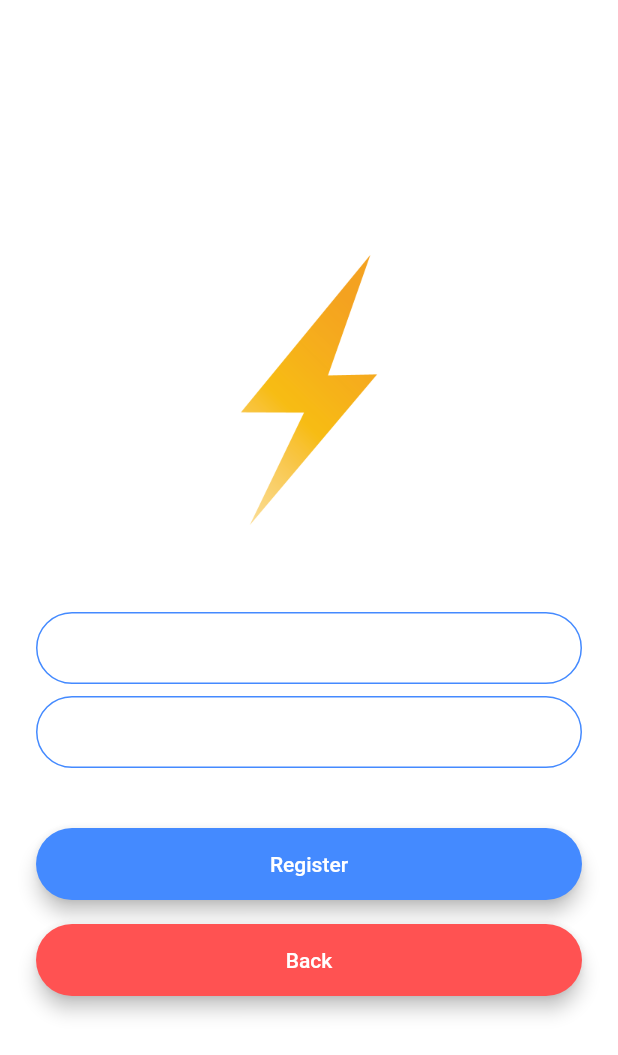
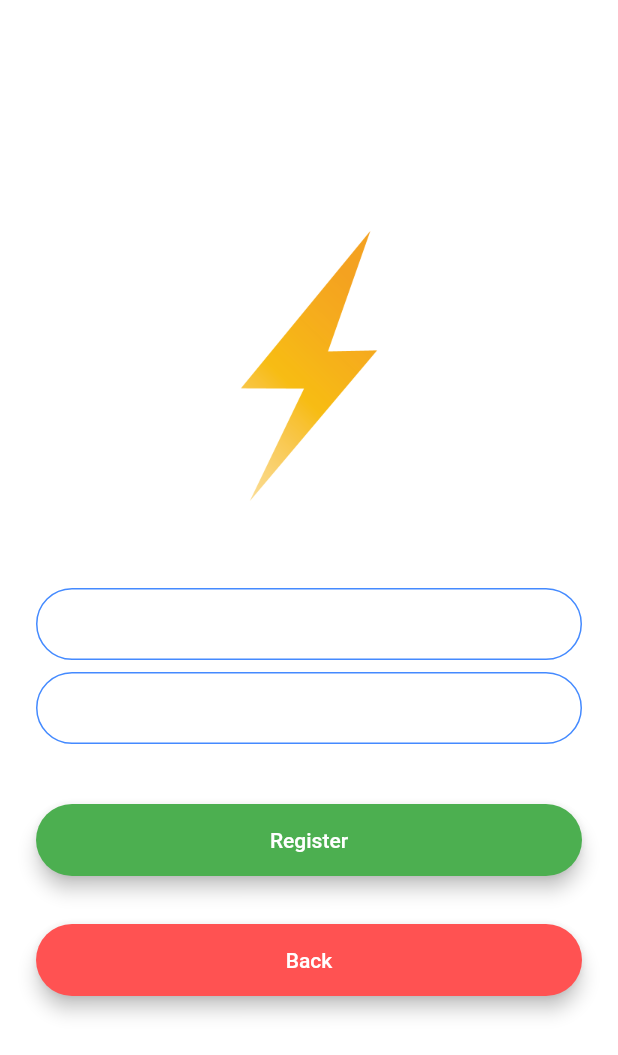
Before and after one commit to prameshbajra/flutterui, a Flutter app: the WelcomeScreen screen opened by its route, after a tap on "Register", on a phone screen of 412 x 824 dp. Shown: the top 1055 px of the screen. Run offline on Flutter 3.47's test engine with Material 2 defaults, Android fonts, the phone set to English and light mode, and no system bars; our stand-ins replace animated_text_kit.

Commit message:
- Animated text added. - refactor button component.

```diff
--- /dev/null
+++ b/lib/components/rounded_button.dart
@@ -0,0 +1,34 @@
+import 'package:flutter/material.dart';
+
+class RoundedButton extends StatelessWidget {
+  final title;
+  final color;
+  final VoidCallback onPressed;
+
+  const RoundedButton({
+    super.key,
+    required this.title,
+    this.color,
+    required this.onPressed,
+  });
+
+  @override
+  Widget build(BuildContext context) {
+    return Padding(
+      padding: EdgeInsets.symmetric(vertical: 16.0),
+      child: Material(
+        elevation: 5.0,
+        color: color,
+        borderRadius: BorderRadius.circular(30.0),
+        child: MaterialButton(
+          onPressed: onPressed,
+          minWidth: 200.0,
+          height: 42.0,
+          child: Text(
+            title,
+          ),
+        ),
+      ),
+    );
+  }
+}
--- a/lib/screens/login_screen.dart
+++ b/lib/screens/login_screen.dart
@@ -1,3 +1,4 @@
+import 'package:flash_chat/components/rounded_button.dart';
 import 'package:flash_chat/screens/welcome_screen.dart';
 import 'package:flutter/material.dart';
 
@@ -81,38 +82,14 @@
             SizedBox(
               height: 24.0,
             ),
-            Padding(
-              padding: EdgeInsets.symmetric(vertical: 16.0),
-              child: Material(
-                color: Colors.lightBlueAccent,
-                borderRadius: BorderRadius.all(Radius.circular(30.0)),
-                elevation: 5.0,
-                child: MaterialButton(
-                  onPressed: () {
-                    //Implement login functionality.
-                  },
-                  minWidth: 200.0,
-                  height: 42.0,
-                  child: Text(
-                    'Log In',
-                  ),
-                ),
-              ),
-            ),
-            Material(
+            RoundedButton(
+                title: 'Log in', color: Colors.green, onPressed: () {}),
+            RoundedButton(
+              title: 'Back',
               color: Colors.redAccent,
-              borderRadius: BorderRadius.all(Radius.circular(30.0)),
-              elevation: 5.0,
-              child: MaterialButton(
                 onPressed: () {
-                  Navigator.pushNamed(context, WelcomeScreen.id);
-                },
-                minWidth: 200.0,
-                height: 42.0,
-                child: Text(
-                  'Back',
-                ),
-              ),
+                Navigator.of(context).pop();
+              },
             ),
           ],
         ),
--- a/lib/screens/registration_screen.dart
+++ b/lib/screens/registration_screen.dart
@@ -1,3 +1,4 @@
+import 'package:flash_chat/components/rounded_button.dart';
 import 'package:flash_chat/screens/welcome_screen.dart';
 import 'package:flutter/material.dart';
 
@@ -77,39 +78,17 @@
             SizedBox(
               height: 24.0,
             ),
-            Padding(
-              padding: EdgeInsets.symmetric(vertical: 16.0),
-              child: Material(
-                color: Colors.blueAccent,
-                borderRadius: BorderRadius.all(Radius.circular(30.0)),
-                elevation: 5.0,
-                child: MaterialButton(
-                  onPressed: () {
-                    //Implement registration functionality.
-                  },
-                  minWidth: 200.0,
-                  height: 42.0,
-                  child: Text(
-                    'Register',
-                    style: TextStyle(color: Colors.white),
-                  ),
-                ),
-              ),
+            RoundedButton(
+              title: 'Register',
+              color: Colors.green,
+              onPressed: () {},
             ),
-            Material(
+            RoundedButton(
+              title: 'Back',
               color: Colors.redAccent,
-              borderRadius: BorderRadius.all(Radius.circular(30.0)),
-              elevation: 5.0,
-              child: MaterialButton(
-                onPressed: () {
-                  Navigator.pushNamed(context, WelcomeScreen.id);
-                },
-                minWidth: 200.0,
-                height: 42.0,
-                child: Text(
-                  'Back',
-                ),
-              ),
+              onPressed: () {
+                Navigator.of(context).pop();
+              },
             ),
           ],
         ),
--- a/lib/screens/welcome_screen.dart
+++ b/lib/screens/welcome_screen.dart
@@ -1,3 +1,5 @@
+import 'package:animated_text_kit/animated_text_kit.dart';
+import 'package:flash_chat/components/rounded_button.dart';
 import 'package:flash_chat/screens/login_screen.dart';
 import 'package:flash_chat/screens/registration_screen.dart';
 import 'package:flutter/material.dart';
@@ -29,54 +31,37 @@
                     height: 60.0,
                   ),
                 ),
-                Text(
+                AnimatedTextKit(
+                  animatedTexts: [
+                    TypewriterAnimatedText(
                       'Flash Chat',
-                  style: TextStyle(
+                      textStyle: TextStyle(
                         fontSize: 45.0,
-                    fontWeight: FontWeight.w900,
-                    color: Colors.grey,
+                        color: Colors.black,
                       ),
+                      speed: const Duration(milliseconds: 100),
+                    )
+                  ],
+                  isRepeatingAnimation: false,
                 ),
               ],
             ),
             SizedBox(
               height: 48.0,
             ),
-            Padding(
-              padding: EdgeInsets.symmetric(vertical: 16.0),
-              child: Material(
-                elevation: 5.0,
-                color: Colors.lightBlueAccent,
-                borderRadius: BorderRadius.circular(30.0),
-                child: MaterialButton(
+            RoundedButton(
+              title: 'Log In',
+              color: Colors.blueAccent,
               onPressed: () {
                 Navigator.pushNamed(context, LoginScreen.id);
               },
-                  minWidth: 200.0,
-                  height: 42.0,
-                  child: Text(
-                    'Log In',
             ),
-                ),
-              ),
-            ),
-            Padding(
-              padding: EdgeInsets.symmetric(vertical: 16.0),
-              child: Material(
-                color: Colors.blueAccent,
-                borderRadius: BorderRadius.circular(30.0),
-                elevation: 5.0,
-                child: MaterialButton(
+            RoundedButton(
+              title: 'Register',
+              color: Colors.lightGreen,
               onPressed: () {
                 Navigator.pushNamed(context, RegistrationScreen.id);
               },
-                  minWidth: 200.0,
-                  height: 42.0,
-                  child: Text(
-                    'Register',
-                  ),
-                ),
-              ),
             ),
           ],
         ),
--- a/pubspec.yaml
+++ b/pubspec.yaml
@@ -11,6 +11,7 @@
     sdk: flutter
 
   cupertino_icons: ^1.0.5
+  animated_text_kit: ^4.2.2
 
 dev_dependencies:
   flutter_test:
```
Lines whose indentation alone changed are shown as unchanged.
